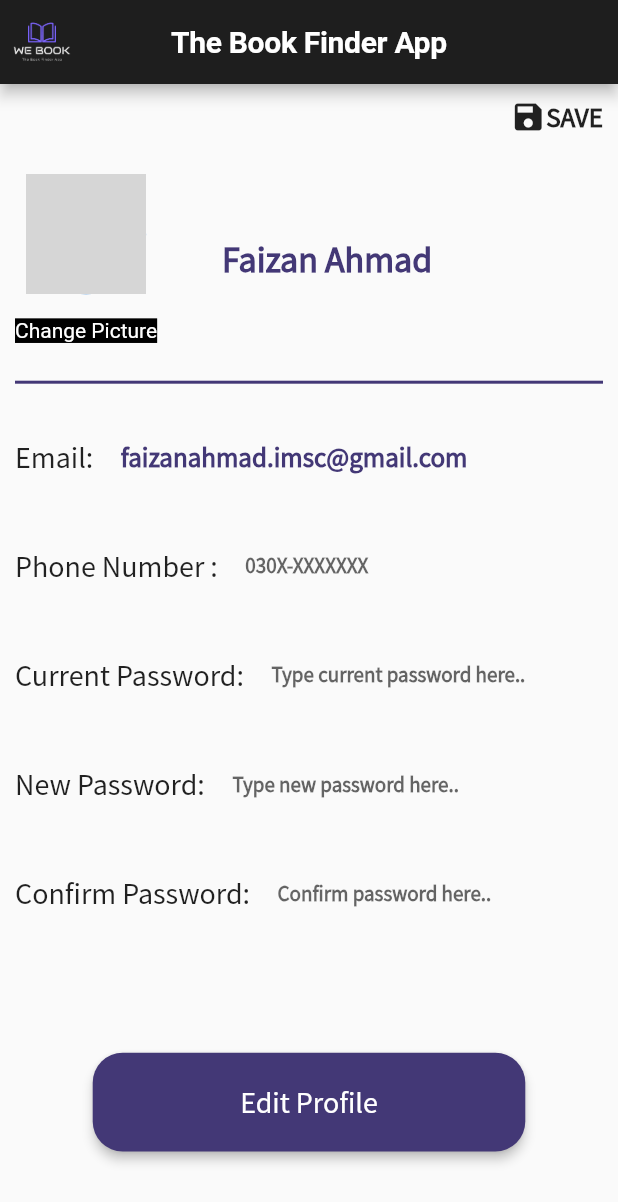
After one commit to FaizanAhmad127/we_book, a Flutter app: the BookBuyerProfile screen opened by its route, on a phone screen of 412 x 824 dp. The commit adds this screen. Shown: the top 1202 px of the screen. Run offline on Flutter 3.47's test engine with Material 2 defaults, Android fonts, the phone set to English and light mode, and no system bars; drawn by our look-alikes of auto_size_text; our stand-ins replace google_maps_flutter, location, qr_flutter; missing offline and left inert: ff_navigation_bar, screen; grey boxes are pictures that could not be loaded.

Commit message:
book buyer profile screen added

```diff
--- a/lib/main.dart
+++ b/lib/main.dart
@@ -1,4 +1,5 @@
 import 'package:flutter/material.dart';
+import 'package:we_book/screens/BookBuyerProfile.dart';
 import 'package:we_book/screens/BookBuyerSignupScreen.dart';
 import 'package:we_book/screens/BookSellerLoginScreen.dart';
 import 'package:we_book/screens/BookBuyerLoginScreen.dart';
@@ -6,8 +7,11 @@ import 'package:we_book/screens/LoginSignupFragment.dart';
 import 'package:we_book/screens/BookSellerSignupScreen.dart';
 import 'screens/BookBuyerHomeScreen.dart';
 import 'UIs/GoogleMapsUI.dart';
+import 'package:flutter/services.dart';
 
 void main() {
+  WidgetsFlutterBinding.ensureInitialized();
+  SystemChrome.setPreferredOrientations([DeviceOrientation.portraitUp]);
   runApp(MyApp());
 }
 
@@ -34,6 +38,7 @@ class MyApp extends StatelessWidget {
           "BookSellerSignupScreen": (context) => BookSellerSignupScreen(),
           "BookBuyerHomeScreen": (context) => BookBuyerHomeScreen(),
           "GoogleMapsUI": (context) => GoogleMapsUI(),
+          "BookBuyerProfile": (context) => BookBuyerProfile(),
         },
       ),
     );
--- a/lib/screens/BookBuyerLoginScreen.dart
+++ b/lib/screens/BookBuyerLoginScreen.dart
@@ -43,6 +43,7 @@ class BookBuyerLoginScreen extends StatelessWidget {
                         outsideText: 'Email',
                         hintText: 'abc@gmail.com',
                         icon: Icons.email,
+                        keyboardType: TextInputType.emailAddress,
                       ),
                       TextFieldWidget(
                         outsideText: 'Password',
--- /dev/null
+++ b/lib/screens/BookBuyerProfile.dart
@@ -0,0 +1,326 @@
+import 'package:auto_size_text/auto_size_text.dart';
+import 'package:flutter/cupertino.dart';
+import 'package:flutter/foundation.dart';
+import 'package:flutter/material.dart';
+import 'package:we_book/UIs/AppBarNormalUI.dart';
+import 'package:we_book/constants.dart';
+
+class BookBuyerProfile extends StatefulWidget {
+  @override
+  _BookBuyerProfileState createState() => _BookBuyerProfileState();
+}
+
+class _BookBuyerProfileState extends State<BookBuyerProfile> {
+  static String name = "Faizan Ahmad",
+      email = "faizanahmad.imsc@gmail.com",
+      currentPassword = "",
+      newPassword = "",
+      confirmNewPassword = "",
+      phoneNumber = "";
+  bool readBool = true;
+  TextEditingController nameController = TextEditingController(text: name);
+  TextEditingController emailController = TextEditingController(text: email);
+  TextEditingController currentPasswordController =
+      TextEditingController(text: currentPassword);
+  TextEditingController newPasswordController =
+      TextEditingController(text: newPassword);
+  TextEditingController confirmNewPasswordController =
+      TextEditingController(text: confirmNewPassword);
+  TextEditingController phoneNumberController =
+      TextEditingController(text: phoneNumber);
+  @override
+  void initState() {
+    // TODO: implement initState
+    super.initState();
+    nameController.addListener(() {
+      setState(() {});
+    });
+    emailController.addListener(() {
+      setState(() {});
+    });
+    currentPasswordController.addListener(() {
+      setState(() {});
+    });
+    newPasswordController.addListener(() {
+      setState(() {});
+    });
+    confirmNewPasswordController.addListener(() {
+      setState(() {});
+    });
+    phoneNumberController.addListener(() {
+      setState(() {});
+    });
+  }
+
+  @override
+  Widget build(BuildContext context) {
+    return Scaffold(
+        appBar: AppBarNormalUI().myAppBar(),
+        body: SafeArea(
+          child: Padding(
+            padding: EdgeInsets.all(10),
+            child: SingleChildScrollView(
+              child: Column(
+                children: [
+                  Row(
+                    mainAxisAlignment: MainAxisAlignment.end,
+                    children: [
+                      GestureDetector(
+                          onTap: () {
+                            setState(() {
+                              readBool = true;
+                            });
+                          },
+                          child: Row(
+                            children: [
+                              Icon(Icons.save),
+                              Text(
+                                "SAVE",
+                                style: TextStyle(
+                                    fontWeight: FontWeight.bold,
+                                    fontSize: 18,
+                                    fontFamily: "Source Sans Pro"),
+                              ),
+                            ],
+                          )),
+                    ],
+                  ),
+                  Container(
+                    height: MediaQuery.of(context).size.height * 0.2,
+                    width: MediaQuery.of(context).size.width,
+                    child: Row(
+                      children: [
+                        Column(
+                          mainAxisAlignment: MainAxisAlignment.center,
+                          children: [
+                            CircleAvatar(
+                              backgroundImage:
+                                  AssetImage("images/profileicon.jpg"),
+                              radius: 40,
+                            ),
+                            SizedBox(
+                              height: MediaQuery.of(context).size.height * 0.02,
+                            ),
+                            GestureDetector(
+                                child: AutoSizeText(
+                              "Change Picture",
+                              style: TextStyle(
+                                backgroundColor: Colors.black,
+                                color: Colors.white,
+                              ),
+                            ))
+                          ],
+                        ),
+                        SizedBox(
+                          width: MediaQuery.of(context).size.width * 0.1,
+                        ),
+                        ProfileTextFields(
+                          controller: nameController,
+                          readBool: readBool,
+                          fontSize: 24,
+                          containerWidth: 0.6,
+                        ),
+                      ],
+                    ),
+                  ),
+                  Divider(
+                    indent: 0,
+                    endIndent: 0,
+                    height: 1,
+                    thickness: 2,
+                    color: purpleColor,
+                  ),
+                  SizedBox(
+                    height: MediaQuery.of(context).size.height * 0.03,
+                  ),
+                  Row(
+                    children: [
+                      Text(
+                        "Email: ",
+                        style: TextStyle(
+                            fontSize: 20, fontFamily: "Source Sans Pro"),
+                      ),
+                      SizedBox(
+                        width: MediaQuery.of(context).size.width * 0.03,
+                      ),
+                      ProfileTextFields(
+                        controller: emailController,
+                        readBool: readBool,
+                        fontSize: 18,
+                        containerWidth: 0.76,
+                        keyboardType: TextInputType.emailAddress,
+                      ),
+                    ],
+                  ),
+                  SizedBox(
+                    height: MediaQuery.of(context).size.height * 0.03,
+                  ),
+                  Row(
+                    children: [
+                      Text(
+                        "Phone Number : ",
+                        style: TextStyle(
+                            fontSize: 20, fontFamily: "Source Sans Pro"),
+                      ),
+                      SizedBox(
+                        width: MediaQuery.of(context).size.width * 0.03,
+                      ),
+                      ProfileTextFields(
+                        controller: phoneNumberController,
+                        readBool: readBool,
+                        fontSize: 14,
+                        hintText: "030X-XXXXXXX",
+                        containerWidth: 0.55,
+                        keyboardType: TextInputType.phone,
+                      ),
+                    ],
+                  ),
+                  SizedBox(
+                    height: MediaQuery.of(context).size.height * 0.03,
+                  ),
+                  Row(
+                    children: [
+                      Text(
+                        "Current Password: ",
+                        style: TextStyle(
+                            fontSize: 20, fontFamily: "Source Sans Pro"),
+                      ),
+                      SizedBox(
+                        width: MediaQuery.of(context).size.width * 0.03,
+                      ),
+                      ProfileTextFields(
+                        controller: currentPasswordController,
+                        readBool: readBool,
+                        fontSize: 14,
+                        hintText: "Type current password here..",
+                        obscureText: true,
+                        containerWidth: 0.5,
+                      ),
+                    ],
+                  ),
+                  SizedBox(
+                    height: MediaQuery.of(context).size.height * 0.03,
+                  ),
+                  Row(
+                    children: [
+                      Text(
+                        "New Password: ",
+                        style: TextStyle(
+                            fontSize: 20, fontFamily: "Source Sans Pro"),
+                      ),
+                      SizedBox(
+                        width: MediaQuery.of(context).size.width * 0.03,
+                      ),
+                      ProfileTextFields(
+                        controller: newPasswordController,
+                        readBool: readBool,
+                        fontSize: 14,
+                        hintText: "Type new password here..",
+                        obscureText: true,
+                        containerWidth: 0.57,
+                      ),
+                    ],
+                  ),
+                  SizedBox(
+                    height: MediaQuery.of(context).size.height * 0.03,
+                  ),
+                  Row(
+                    children: [
+                      Text(
+                        "Confirm Password: ",
+                        style: TextStyle(
+                            fontSize: 20, fontFamily: "Source Sans Pro"),
+                      ),
+                      SizedBox(
+                        width: MediaQuery.of(context).size.width * 0.03,
+                      ),
+                      ProfileTextFields(
+                        controller: confirmNewPasswordController,
+                        readBool: readBool,
+                        fontSize: 14,
+                        hintText: "Confirm password here..",
+                        obscureText: true,
+                        containerWidth: 0.5,
+                      ),
+                    ],
+                  ),
+                  SizedBox(
+                    height: MediaQuery.of(context).size.height * 0.1,
+                  ),
+                  Container(
+                    height: MediaQuery.of(context).size.height * 0.08,
+                    width: MediaQuery.of(context).size.width * 0.7,
+                    child: RaisedButton(
+                      elevation: 3,
+                      onPressed: () {
+                        setState(() {
+                          readBool = false;
+                        });
+                      },
+                      shape: RoundedRectangleBorder(
+                        borderRadius: BorderRadius.circular(20),
+                      ),
+                      color: purpleColor,
+                      child: Text(
+                        "Edit Profile",
+                        style: TextStyle(
+                            fontSize: 20,
+                            color: Colors.white,
+                            fontFamily: "Source Sans Pro"),
+                      ),
+                    ),
+                  ),
+                ],
+              ),
+            ),
+          ),
+        ));
+  }
+}
+
+class ProfileTextFields extends StatelessWidget {
+  ProfileTextFields(
+      {this.controller,
+      this.readBool,
+      this.fontSize,
+      this.hintText = "",
+      this.obscureText = false,
+      this.containerWidth = 0.64,
+      this.keyboardType = TextInputType.text});
+
+  TextEditingController controller;
+  bool readBool;
+  double fontSize;
+  String hintText;
+  bool obscureText;
+  double containerWidth;
+  TextInputType keyboardType;
+  @override
+  Widget build(BuildContext context) {
+    return Container(
+      width: MediaQuery.of(context).size.width * containerWidth,
+      decoration: BoxDecoration(
+        borderRadius: BorderRadius.circular(5),
+      ),
+      child: Center(
+        child: TextField(
+          keyboardType: keyboardType,
+          obscureText: obscureText,
+          controller: controller,
+          readOnly: readBool,
+          decoration: InputDecoration(
+            focusColor: purpleColor,
+            contentPadding: EdgeInsets.all(2),
+            border: InputBorder.none,
+            hintText: hintText,
+          ),
+          style: TextStyle(
+              fontSize: fontSize,
+              color: purpleColor,
+              fontWeight: FontWeight.bold,
+              fontFamily: "Source Sans Pro"),
+        ),
+      ),
+    );
+  }
+}
--- a/lib/screens/BookBuyerSignupScreen.dart
+++ b/lib/screens/BookBuyerSignupScreen.dart
@@ -48,6 +48,7 @@ class BookBuyerSignupScreen extends StatelessWidget {
                         outsideText: 'Email',
                         hintText: 'abc@gmail.com',
                         icon: Icons.email,
+                        keyboardType: TextInputType.emailAddress,
                       ),
                       TextFieldWidget(
                         outsideText: 'Password',
--- a/lib/screens/BookSellerLoginScreen.dart
+++ b/lib/screens/BookSellerLoginScreen.dart
@@ -43,6 +43,7 @@ class BookSellerLoginScreen extends StatelessWidget {
                         outsideText: 'Email',
                         hintText: 'abc@gmail.com',
                         icon: Icons.email,
+                        keyboardType: TextInputType.emailAddress,
                       ),
                       TextFieldWidget(
                         outsideText: 'Password',
--- a/lib/screens/BookSellerSignupScreen.dart
+++ b/lib/screens/BookSellerSignupScreen.dart
@@ -48,6 +48,7 @@ class BookSellerSignupScreen extends StatelessWidget {
                         outsideText: 'Email',
                         hintText: 'abc@gmail.com',
                         icon: Icons.email,
+                        keyboardType: TextInputType.emailAddress,
                       ),
                       TextFieldWidget(
                         outsideText: 'Shop Address',
--- a/pubspec.yaml
+++ b/pubspec.yaml
@@ -28,6 +28,9 @@ dependencies:
   screen: ^0.0.5
   google_maps_flutter: ^1.2.0
   location: ^3.0.2
+  auto_size_text: ^2.1.0
+  qr_flutter: ^3.2.0
+  ff_navigation_bar: ^0.1.4
 
 dev_dependencies:
   flutter_test:
```
Also changed, not shown: lib/UIs/BookPopUpUI.dart (+45 -26 lines), lib/UIs/GoogleMapsUI.dart (+10 -3 lines), lib/UIs/QRCodeUI.dart (added, +78 -0 lines), lib/UIs/TextFieldWidget.dart (+5 -2 lines), lib/screens/BookBuyerBottomNavigationBar.dart (added, +49 -0 lines), lib/screens/BookBuyerHomeScreen.dart (+33 -6 lines), lib/screens/LoginSignupFragment.dart (+6 -7 lines), pubspec.lock.
